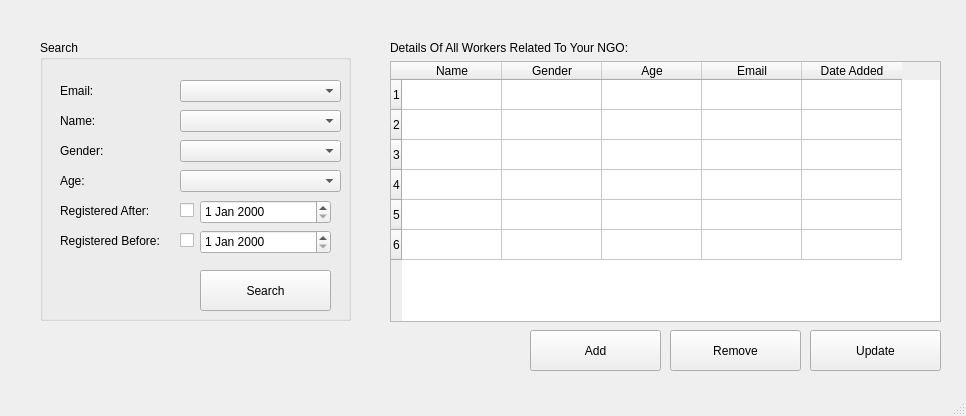
msaadg/NGOConnect, file Screens/WorkerPage.ui: the form before one commit.
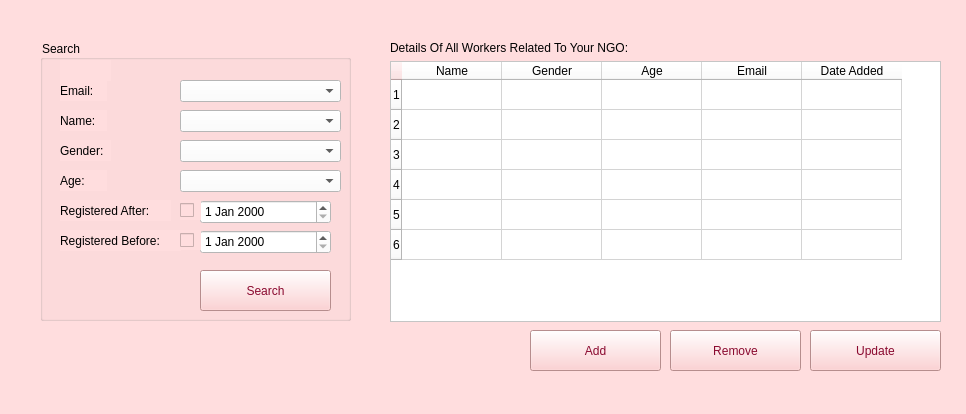
The form after the commit. Icons and pictures are not drawn.

Diff of the .ui file:
```diff
--- a/Screens/WorkerPage.ui
+++ b/Screens/WorkerPage.ui
@@ -7,12 +7,16 @@
     <x>0</x>
     <y>0</y>
     <width>966</width>
-    <height>416</height>
+    <height>414</height>
    </rect>
   </property>
   <property name="windowTitle">
    <string>MainWindow</string>
   </property>
+  <property name="styleSheet">
+   <string notr="true">background-color: rgb(255, 221, 222);
+</string>
+  </property>
   <widget class="QWidget" name="centralwidget">
    <widget class="QTableWidget" name="workerDetails">
     <property name="geometry">
@@ -23,6 +27,9 @@
       <height>261</height>
      </rect>
     </property>
+    <property name="styleSheet">
+     <string notr="true">background-color:white;</string>
+    </property>
     <property name="rowCount">
      <number>6</number>
     </property>
@@ -67,6 +74,10 @@
       <height>41</height>
      </rect>
     </property>
+    <property name="styleSheet">
+     <string notr="true">color: rgb(138, 9, 47);
+background-color:rgb(255, 197, 198);;</string>
+    </property>
     <property name="text">
      <string>Add</string>
     </property>
@@ -80,6 +91,10 @@
       <height>41</height>
      </rect>
     </property>
+    <property name="styleSheet">
+     <string notr="true">color: rgb(138, 9, 47);
+background-color:rgb(255, 197, 198);;</string>
+    </property>
     <property name="text">
      <string>Remove</string>
     </property>
@@ -93,6 +108,10 @@
       <height>41</height>
      </rect>
     </property>
+    <property name="styleSheet">
+     <string notr="true">color: rgb(138, 9, 47);
+background-color:rgb(255, 197, 198);;</string>
+    </property>
     <property name="text">
      <string>Update</string>
     </property>
@@ -151,6 +170,9 @@
        <height>22</height>
       </rect>
      </property>
+     <property name="styleSheet">
+      <string notr="true">background-color:white;</string>
+     </property>
      <item>
       <property name="text">
        <string/>
@@ -166,6 +188,9 @@
        <height>22</height>
       </rect>
      </property>
+     <property name="styleSheet">
+      <string notr="true">background-color:white;</string>
+     </property>
      <item>
       <property name="text">
        <string/>
@@ -181,6 +206,9 @@
        <height>22</height>
       </rect>
      </property>
+     <property name="styleSheet">
+      <string notr="true">background-color:white;</string>
+     </property>
      <item>
       <property name="text">
        <string/>
@@ -206,6 +234,9 @@
        <height>22</height>
       </rect>
      </property>
+     <property name="styleSheet">
+      <string notr="true">background-color:white;</string>
+     </property>
      <item>
       <property name="text">
        <string/>
@@ -241,6 +272,10 @@
        <height>41</height>
       </rect>
      </property>
+     <property name="styleSheet">
+      <string notr="true">color: rgb(138, 9, 47);
+background-color:rgb(255, 197, 198);;</string>
+     </property>
      <property name="text">
       <string>Search</string>
      </property>
@@ -319,6 +354,9 @@
        <height>24</height>
       </rect>
      </property>
+     <property name="styleSheet">
+      <string notr="true">background-color:white;</string>
+     </property>
     </widget>
     <widget class="QDateEdit" name="toDateEdit">
      <property name="geometry">
@@ -329,6 +367,9 @@
        <height>24</height>
       </rect>
      </property>
+     <property name="styleSheet">
+      <string notr="true">background-color:white;</string>
+     </property>
     </widget>
     <widget class="QLabel" name="label_10">
      <property name="geometry">
@@ -370,6 +411,25 @@
      </property>
     </widget>
    </widget>
+   <widget class="QLabel" name="label_12">
+    <property name="geometry">
+     <rect>
+      <x>10</x>
+      <y>340</y>
+      <width>131</width>
+      <height>51</height>
+     </rect>
+    </property>
+    <property name="text">
+     <string/>
+    </property>
+    <property name="pixmap">
+     <pixmap>../Logo.png</pixmap>
+    </property>
+    <property name="scaledContents">
+     <bool>true</bool>
+    </property>
+   </widget>
   </widget>
   <widget class="QStatusBar" name="statusbar"/>
  </widget>
```
